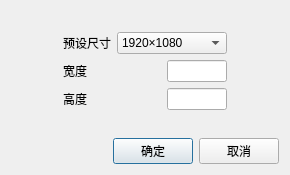
Qt form Custom_Dialog/New_Project_Dialog/New_Project_Dialog_UI.ui (MIkumikumi0116/Simple_painting) before a commit.
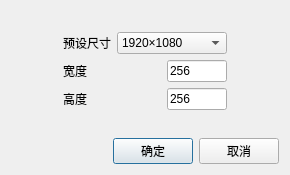
The same form after that commit.

```diff
--- a/Custom_Dialog/New_Project_Dialog/New_Project_Dialog_UI.ui
+++ b/Custom_Dialog/New_Project_Dialog/New_Project_Dialog_UI.ui
@@ -118,6 +118,9 @@
              <height>16777215</height>
             </size>
            </property>
+           <property name="text">
+            <string>256</string>
+           </property>
           </widget>
          </item>
         </layout>
@@ -145,6 +148,9 @@
              <height>16777215</height>
             </size>
            </property>
+           <property name="text">
+            <string>256</string>
+           </property>
           </widget>
          </item>
         </layout>
```
Left out of the diff: 2 changed lines with no effect on the pictures.
